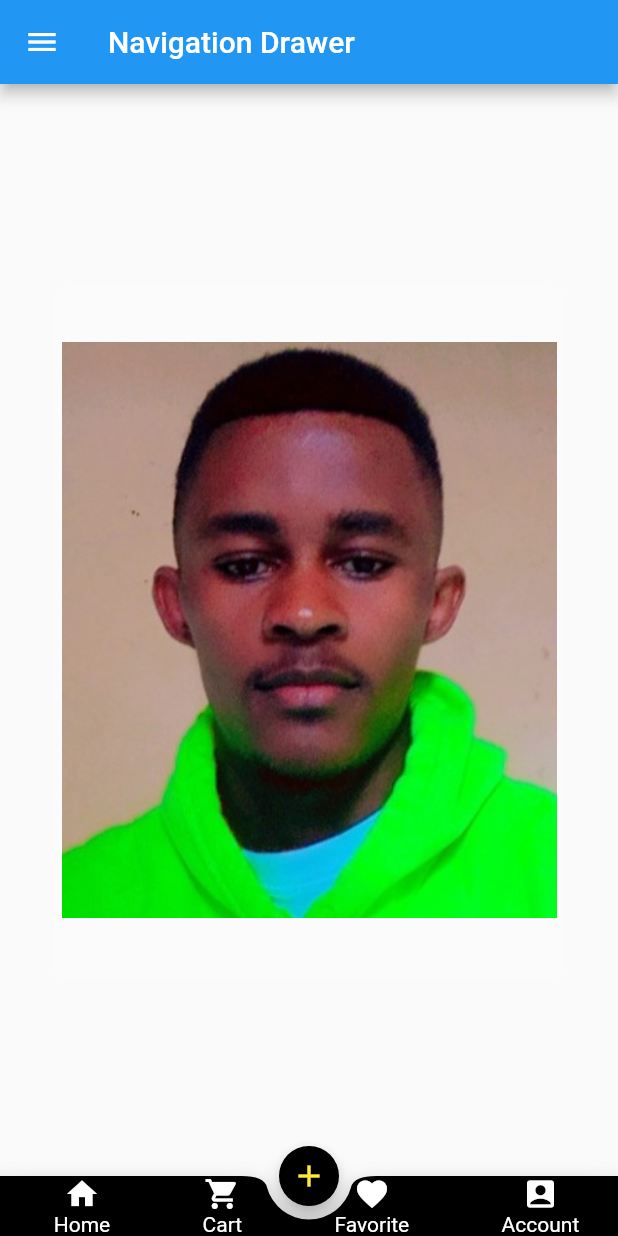
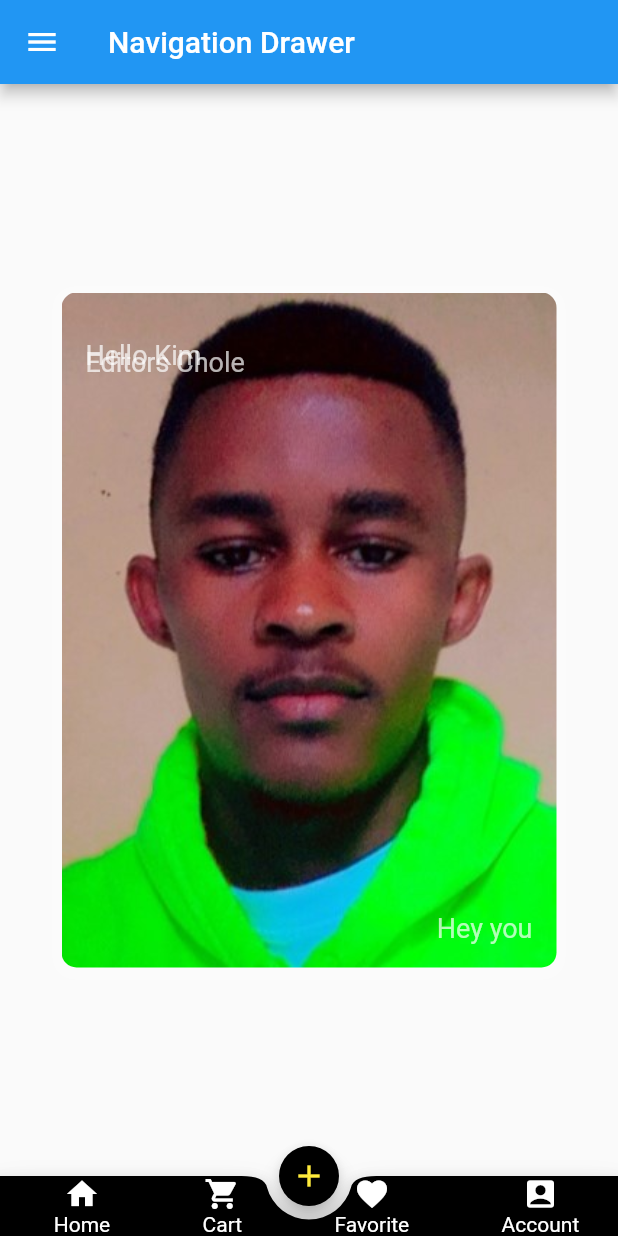
Before and after one commit to Kim-Onesmus/learning-flutter, a Flutter app: the screen it shows after launch, on a phone screen of 412 x 824 dp. Run offline on Flutter 3.47's test engine with Material 2 defaults, Android fonts, the phone set to English and light mode, and no system bars.

Commit message:
navigation

```diff
--- a/lib/screens/navigation.dart
+++ b/lib/screens/navigation.dart
@@ -110,16 +110,44 @@ class navi extends StatelessWidget {
           decoration: const BoxDecoration(
             boxShadow: [
               BoxShadow(
-                color: Colors.white24,
-                offset: Offset(0, 2),
-                spreadRadius: 5,
-                blurRadius: 10
-              )
+                  color: Colors.white24,
+                  offset: Offset(0, 2),
+                  spreadRadius: 5,
+                  blurRadius: 10)
             ],
-            image: DecorationImage(image: AssetImage('images/kim.jpg'))
+            image: DecorationImage(
+              image: AssetImage('images/kim.jpg'),
+              fit: BoxFit.cover,
+            ),
+            borderRadius: BorderRadius.all(Radius.circular(10.0)),
+          ),
+          child: Stack(
+            children: [
+              Positioned(
+                top: 20,
+                child: Text(
+                  'Editors Chole',
+                  style: TextStyle(color: Colors.white70, fontSize: 18),
+                ),
+              ),
+              Positioned(
+                top: 15,
+                child: Text(
+                  'Hello Kim',
+                  style: TextStyle(color: Colors.white70, fontSize: 18),
+                ),
+              ),
+              Positioned(
+                right: 0,
+                bottom: 0,
+                child: Text(
+                  'Hey you',
+                  style: TextStyle(color: Colors.white70, fontSize: 18),
+                ),
+              ),
+            ],
           ),
         ),
-
       ),
       floatingActionButtonLocation: FloatingActionButtonLocation.centerDocked,
       floatingActionButton: FloatingActionButton(
```
